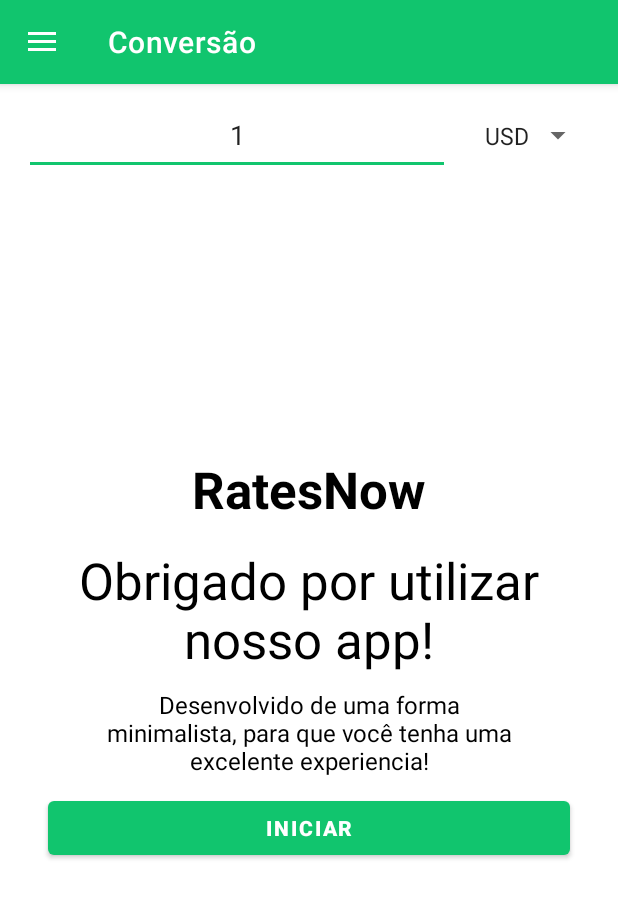
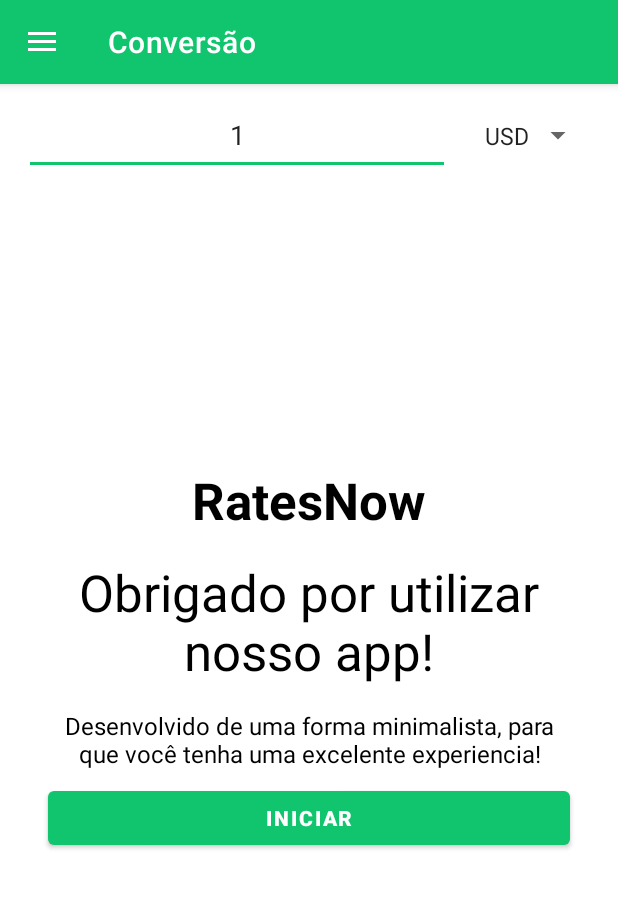
Before and after one commit to omouravictor/android-br-inco, an Android app: the fragment ThirdWelcomeFragment placed in its activity, on a phone screen of 412 x 824 dp. Shown: the top 898 px of the screen. Run offline under Robolectric (Android 15) with nearby library versions, the phone set to English and light mode, and no system bars; our stand-ins replace Dagger/Hilt's generated code, navigation-ui; libraries missing offline, so code that uses them is left out: androidx.hilt.lifecycle.

Commit message:
layout: update fragment_third_welcome

```diff
--- a/app/src/main/res/layout/fragment_third_welcome.xml
+++ b/app/src/main/res/layout/fragment_third_welcome.xml
@@ -9,7 +9,7 @@
         android:id="@+id/textViewThirdWelcomeTitle"
         android:layout_width="wrap_content"
         android:layout_height="wrap_content"
-        android:layout_marginBottom="15dp"
+        android:layout_marginBottom="16dp"
         android:text="@string/app_name"
         android:textColor="@color/black"
         android:textSize="34sp"
@@ -19,7 +19,7 @@
         android:id="@+id/textViewThirdWelcomeOne"
         android:layout_width="wrap_content"
         android:layout_height="wrap_content"
-        android:layout_marginBottom="10dp"
+        android:layout_marginBottom="16dp"
         android:ems="8"
         android:text="@string/thanks_for_using_our_app"
         android:textAlignment="center"
@@ -30,8 +30,8 @@
         android:id="@+id/textViewThirdWelcomeTwo"
         android:layout_width="wrap_content"
         android:layout_height="wrap_content"
-        android:layout_marginBottom="10dp"
-        android:ems="15"
+        android:layout_marginHorizontal="32dp"
+        android:layout_marginBottom="8dp"
         android:text="@string/developed_in_a_minimalist_way_so_you_have_an_excellent_experience"
         android:textAlignment="center"
         android:textColor="@color/black"
@@ -41,8 +41,7 @@
         android:id="@+id/button_init"
         android:layout_width="match_parent"
         android:layout_height="wrap_content"
-        android:layout_marginStart="32dp"
-        android:layout_marginEnd="32dp"
+        android:layout_marginHorizontal="32dp"
         android:text="@string/start"
         android:textStyle="bold" />
 
```
